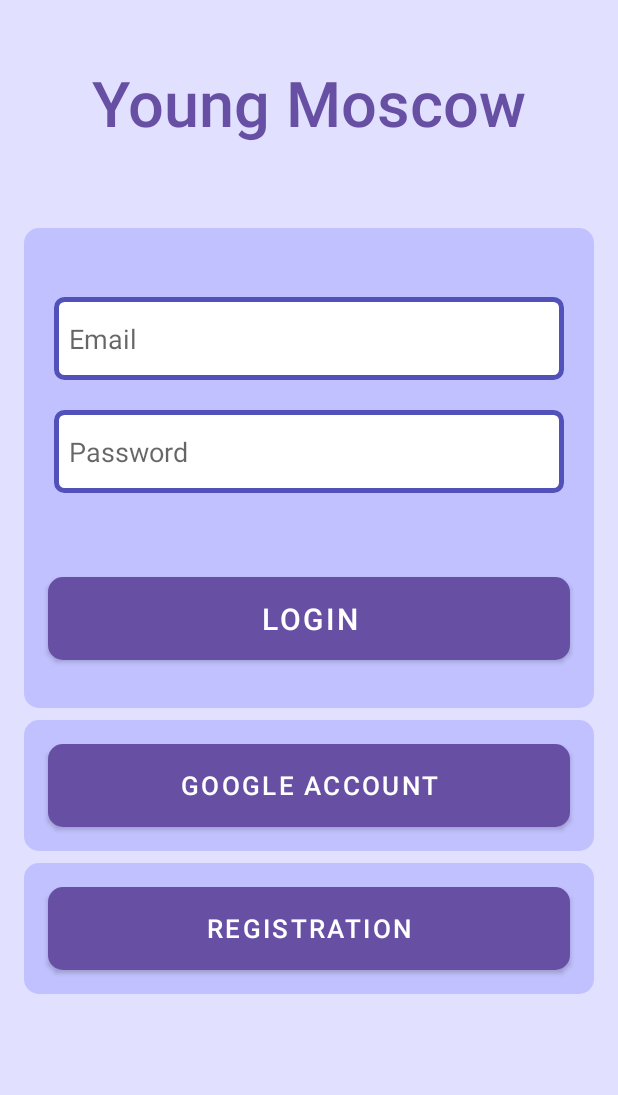
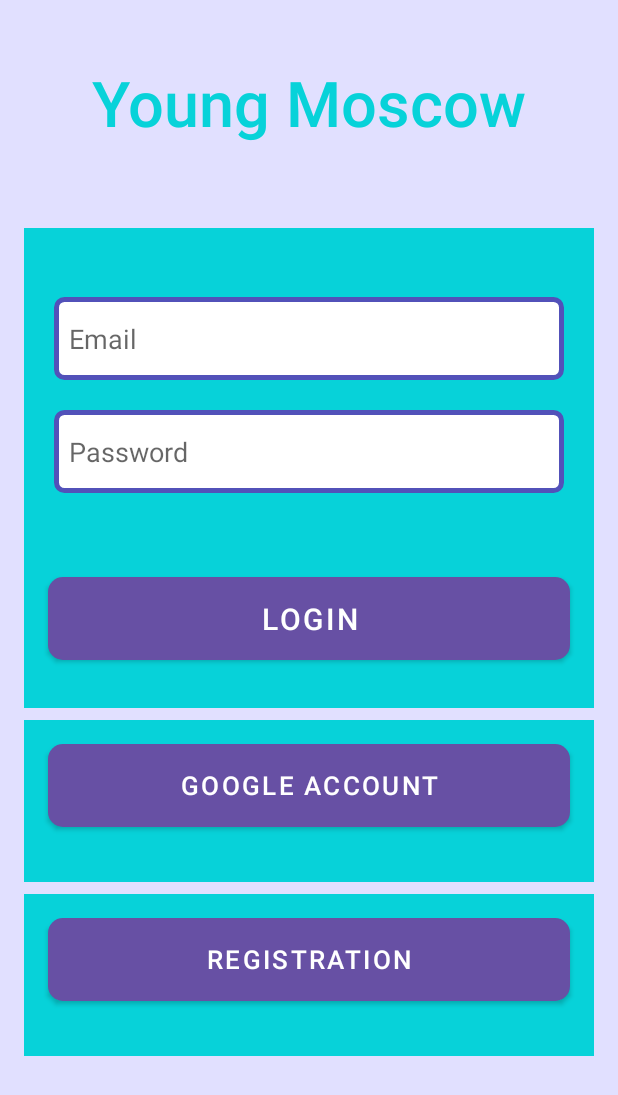
Before and after one commit to stermak/Young-Moscow, an Android app: the screen it shows after launch (MainActivity), on a phone screen of 412 x 824 dp. Shown: the top 1095 px of the screen. Run offline under Robolectric (Android 15) with nearby library versions, the phone set to English and light mode, and no system bars; our stand-ins replace Dagger/Hilt's generated code, Firebase (no records; nobody signed in at launch, a user with empty details on screens opened directly), Room's generated code, navigation-ui.

Commit message:
i'll be back

```diff
--- a/app/src/main/java/youngdevs/production/youngmoscow/di/ViewModelModule.kt
+++ b/app/src/main/java/youngdevs/production/youngmoscow/di/ViewModelModule.kt
@@ -1,7 +1,7 @@
 package youngdevs.production.youngmoscow.di
 
 import android.content.Context
-import com.example.YoungMoscow.presentation.settings.SettingsViewModelFactory
+import youngdevs.production.youngmoscow.presentation.settings.SettingsViewModelFactory
 import dagger.Module
 import dagger.Provides
 import youngdevs.production.youngmoscow.domain.usecases.AuthenticateUserUseCase
--- a/app/src/main/java/youngdevs/production/youngmoscow/presentation/settings/SettingsFragment.kt
+++ b/app/src/main/java/youngdevs/production/youngmoscow/presentation/settings/SettingsFragment.kt
@@ -7,8 +7,6 @@ import android.view.ViewGroup
 import androidx.fragment.app.Fragment
 import androidx.lifecycle.ViewModelProvider
 import androidx.navigation.fragment.findNavController
-import com.example.YoungMoscow.presentation.settings.SettingsViewModel
-import com.example.YoungMoscow.presentation.settings.SettingsViewModelFactory
 import com.google.android.material.bottomnavigation.BottomNavigationView
 import youngdevs.production.youngmoscow.R
 import youngdevs.production.youngmoscow.app.YoungMoscow
--- a/app/src/main/java/youngdevs/production/youngmoscow/presentation/settings/SettingsViewModel.kt
+++ b/app/src/main/java/youngdevs/production/youngmoscow/presentation/settings/SettingsViewModel.kt
@@ -1,4 +1,4 @@
-package com.example.YoungMoscow.presentation.settings
+package youngdevs.production.youngmoscow.presentation.settings
 
 import androidx.lifecycle.LiveData
 import androidx.lifecycle.MutableLiveData
--- a/app/src/main/java/youngdevs/production/youngmoscow/presentation/settings/SettingsViewModelFactory.kt
+++ b/app/src/main/java/youngdevs/production/youngmoscow/presentation/settings/SettingsViewModelFactory.kt
@@ -1,4 +1,4 @@
-package com.example.YoungMoscow.presentation.settings
+package youngdevs.production.youngmoscow.presentation.settings
 
 import androidx.lifecycle.ViewModel
 import androidx.lifecycle.ViewModelProvider
--- a/app/src/main/res/layout/fragment_login.xml
+++ b/app/src/main/res/layout/fragment_login.xml
@@ -13,7 +13,7 @@
         android:layout_width="match_parent"
         android:layout_height="wrap_content"
         android:layout_marginTop="136dp"
-        android:background="@drawable/corners_bg"
+        android:background="@drawable/ic_launcher_background"
         app:layout_constraintEnd_toEndOf="parent"
         app:layout_constraintHorizontal_bias="1.0"
         app:layout_constraintStart_toStartOf="parent"
@@ -108,7 +108,7 @@
         android:layout_marginTop="24dp"
         android:fontFamily="sans-serif-medium"
         android:text="@string/app_name"
-        android:textColor="@color/md_theme_light_primary"
+        android:textColor="@color/blue"
         android:textSize="42sp"
         app:layout_constraintEnd_toEndOf="parent"
         app:layout_constraintStart_toStartOf="parent"
@@ -119,7 +119,7 @@
         android:layout_width="match_parent"
         android:layout_height="wrap_content"
         android:layout_marginTop="8dp"
-        android:background="@drawable/corners_bg"
+        android:background="@drawable/ic_launcher_background"
         app:layout_constraintEnd_toEndOf="parent"
         app:layout_constraintHorizontal_bias="1.0"
         app:layout_constraintStart_toStartOf="parent"
@@ -146,7 +146,7 @@
         android:id="@+id/relativeLayout1"
         android:layout_width="match_parent"
         android:layout_height="wrap_content"
-        android:background="@drawable/corners_bg"
+        android:background="@drawable/ic_launcher_background"
         android:layout_marginTop="8dp"
         app:layout_constraintEnd_toEndOf="parent"
         app:layout_constraintHorizontal_bias="1.0"
--- a/app/src/main/res/layout/fragment_registration.xml
+++ b/app/src/main/res/layout/fragment_registration.xml
@@ -16,7 +16,7 @@
         android:layout_width="match_parent"
         android:layout_height="wrap_content"
         android:layout_marginTop="128dp"
-        android:background="@drawable/corners_bg"
+        android:background="@drawable/ic_launcher_background"
         app:layout_constraintEnd_toEndOf="parent"
         app:layout_constraintStart_toStartOf="parent"
         app:layout_constraintTop_toTopOf="parent">
@@ -139,7 +139,7 @@
         android:layout_marginTop="24dp"
         android:fontFamily="sans-serif-medium"
         android:text="@string/app_name"
-        android:textColor="@color/md_theme_light_primary"
+        android:textColor="@color/blue"
         android:textSize="42sp"
         app:layout_constraintEnd_toEndOf="parent"
         app:layout_constraintStart_toStartOf="parent"
--- a/app/src/main/res/values/strings.xml
+++ b/app/src/main/res/values/strings.xml
@@ -1,6 +1,6 @@
 <resources>
     <string name="app_name">Young Moscow</string>
-    <string name="title_activity_main">MainActivity</string>
+    <string name="title_activity_main">Young Moscow</string>
     <string name="title_main">Main</string>
     <string name="title_maps">Maps</string>
     <string name="title_favourites">Favourites</string>
--- a/build.gradle
+++ b/build.gradle
@@ -4,7 +4,7 @@ buildscript {
         mavenCentral()
     }
     dependencies {
-        classpath 'com.android.tools.build:gradle:7.4.1'
+        classpath 'com.android.tools.build:gradle:7.4.2'
         classpath 'com.google.dagger:hilt-android-gradle-plugin:2.44.2'
         classpath "org.jetbrains.kotlin:kotlin-gradle-plugin:1.8.0"
         classpath 'com.google.gms:google-services:4.3.15'
```
Also changed, not shown: app/build.gradle (+7 -7 lines), app/src/main/java/youngdevs/production/youngmoscow/presentation/main/MainFragment.kt (deleted, +0 -60 lines), app/src/main/res/layout/fragment_main.xml (deleted, +0 -10 lines).
